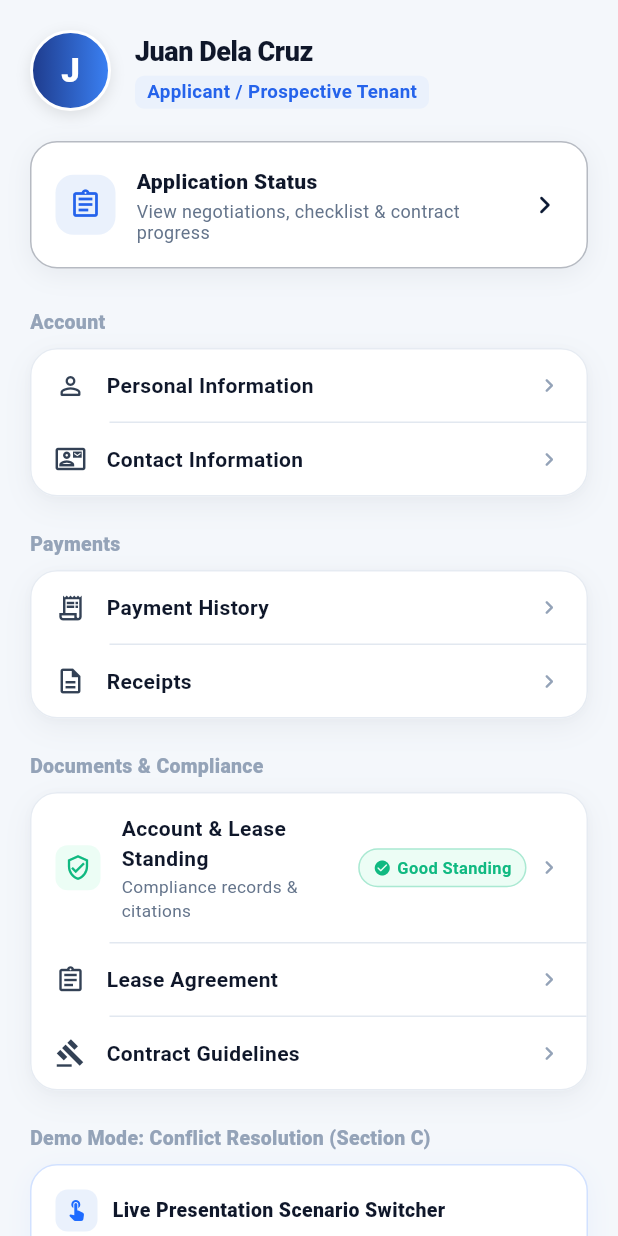
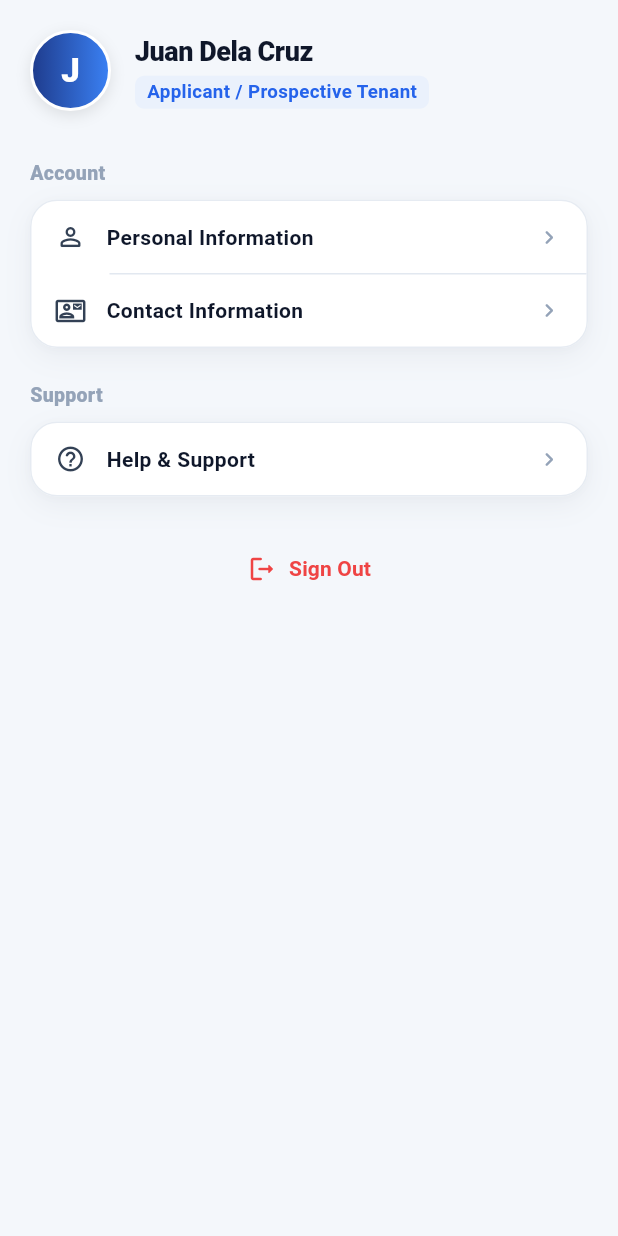
Before and after one commit to chrisacot305/pwestora_metrospace, a Flutter app: the ProfileScreen screen opened directly, on a phone screen of 412 x 824 dp. Run offline on Flutter 3.47's test engine with Material 3 defaults, Android fonts, the phone set to English and light mode, and no system bars; our stand-ins replace flutter_map, latlong2, shared_preferences; accounts and stored records are empty; network calls fail.

Commit message:
Streamline applicant mode: remove chat tab and simplify applicant profile

```diff
--- a/lib/screens/home_shell.dart
+++ b/lib/screens/home_shell.dart
@@ -85,9 +85,6 @@ class _HomeShellState extends State<HomeShell> {
                 MyApplicationsScreen(
                   onLeaseMayHaveChanged: _recheckLease,
                   isTab: true,
-                ),
-                MessagesScreen(
-                  onNavigateTab: (idx) => setState(() => _currentIndex = idx),
                 ),
                 ProfileScreen(
                   lease: null,
@@ -238,13 +235,6 @@ class _HomeShellState extends State<HomeShell> {
             _buildDockItem(
               targetIndex: 2,
               currentIndex: currentIndex,
-              icon: Icons.chat_bubble_rounded,
-              outlineIcon: Icons.chat_bubble_outline_rounded,
-              label: 'Chat',
-            ),
-            _buildDockItem(
-              targetIndex: 3,
-              currentIndex: currentIndex,
               icon: Icons.person_rounded,
               outlineIcon: Icons.person_outline_rounded,
               label: 'Me',
--- a/lib/screens/profile_screen.dart
+++ b/lib/screens/profile_screen.dart
@@ -199,12 +199,12 @@ class _ProfileScreenState extends State<ProfileScreen> {
               ),
             ),
 
-            // Lease Information or Applicant Card
+            // Lease Information Card (Only for Active Tenants)
+            if (hasLease) ...[
               SliverToBoxAdapter(
                 child: Padding(
                   padding: const EdgeInsets.symmetric(horizontal: 20, vertical: 4),
-                child: hasLease
-                    ? InkWell(
+                  child: InkWell(
                     borderRadius: BorderRadius.circular(18),
                     onTap: () {
                       Navigator.of(context).push(
@@ -244,79 +244,15 @@ class _ProfileScreenState extends State<ProfileScreen> {
                         ],
                       ),
                     ),
-                      )
-                    : InkWell(
-                        borderRadius: BorderRadius.circular(18),
-                        onTap: () {
-                          if (widget.onNavigateTab != null) {
-                            widget.onNavigateTab!(1); // Applications tab in applicant mode
-                          }
-                        },
-                        child: Container(
-                          padding: const EdgeInsets.all(16),
-                          decoration: BoxDecoration(
-                            color: Colors.white,
-                            borderRadius: BorderRadius.circular(18),
-                            border: Border.all(color: AppColors.primary.withValues(alpha: 0.3)),
-                            boxShadow: [
-                              BoxShadow(
-                                color: AppColors.primary.withValues(alpha: 0.06),
-                                blurRadius: 14,
-                                offset: const Offset(0, 4),
-                              ),
-                            ],
-                          ),
-                          child: Row(
-                            children: [
-                              Container(
-                                width: 40,
-                                height: 40,
-                                decoration: BoxDecoration(
-                                  color: AppColors.accentSoft,
-                                  borderRadius: BorderRadius.circular(12),
-                                ),
-                                child: const Icon(
-                                  Icons.assignment_outlined,
-                                  color: AppColors.accent,
-                                  size: 22,
-                                ),
-                              ),
-                              const SizedBox(width: 14),
-                              Expanded(
-                                child: Column(
-                                  crossAxisAlignment: CrossAxisAlignment.start,
-                                  children: const [
-                                    Text(
-                                      'Application Status',
-                                      style: TextStyle(
-                                        fontSize: 14,
-                                        fontWeight: FontWeight.w800,
-                                        color: AppColors.ink900,
-                                      ),
-                                    ),
-                                    SizedBox(height: 3),
-                                    Text(
-                                      'View negotiations, checklist & contract progress',
-                                      style: TextStyle(
-                                        fontSize: 12,
-                                        color: AppColors.ink500,
-                                        height: 1.2,
-                                      ),
-                                    ),
-                                  ],
-                                ),
-                              ),
-                              const Icon(Icons.chevron_right_rounded, color: AppColors.primary),
-                            ],
                   ),
                 ),
               ),
-              ),
-            ),
+              const SliverToBoxAdapter(child: SizedBox(height: 16)),
+            ] else ...[
+              const SliverToBoxAdapter(child: SizedBox(height: 10)),
+            ],
 
-            const SliverToBoxAdapter(child: SizedBox(height: 16)),
-
-            // Section 1: Account
+            // Section 1: Account (Basic Information)
             _buildSectionHeader('Account'),
             _buildSectionGroup([
               _buildMenuItem(
@@ -333,6 +269,8 @@ class _ProfileScreenState extends State<ProfileScreen> {
 
             const SliverToBoxAdapter(child: SizedBox(height: 16)),
 
+            // Tenant-Only Sections (Payments, Documents, Compliance, Demo)
+            if (hasLease) ...[
               // Section 2: Payments
               _buildSectionHeader('Payments'),
               _buildSectionGroup([
@@ -382,7 +320,7 @@ class _ProfileScreenState extends State<ProfileScreen> {
 
               const SliverToBoxAdapter(child: SizedBox(height: 16)),
 
-            // Section 5: Settings
+              // Section 5: Settings (Tenant)
               _buildSectionHeader('Settings'),
               _buildSectionGroup([
                 _buildMenuItem(
@@ -401,6 +339,17 @@ class _ProfileScreenState extends State<ProfileScreen> {
                   onTap: () => _showComingSoon('Help & Support'),
                 ),
               ]),
+            ] else ...[
+              // Help & Support Section (Applicant)
+              _buildSectionHeader('Support'),
+              _buildSectionGroup([
+                _buildMenuItem(
+                  icon: Icons.help_outline_rounded,
+                  title: 'Help & Support',
+                  onTap: () => _showComingSoon('Help & Support'),
+                ),
+              ]),
+            ],
 
             const SliverToBoxAdapter(child: SizedBox(height: 24)),
 
```
Lines whose indentation alone changed are shown as unchanged.
